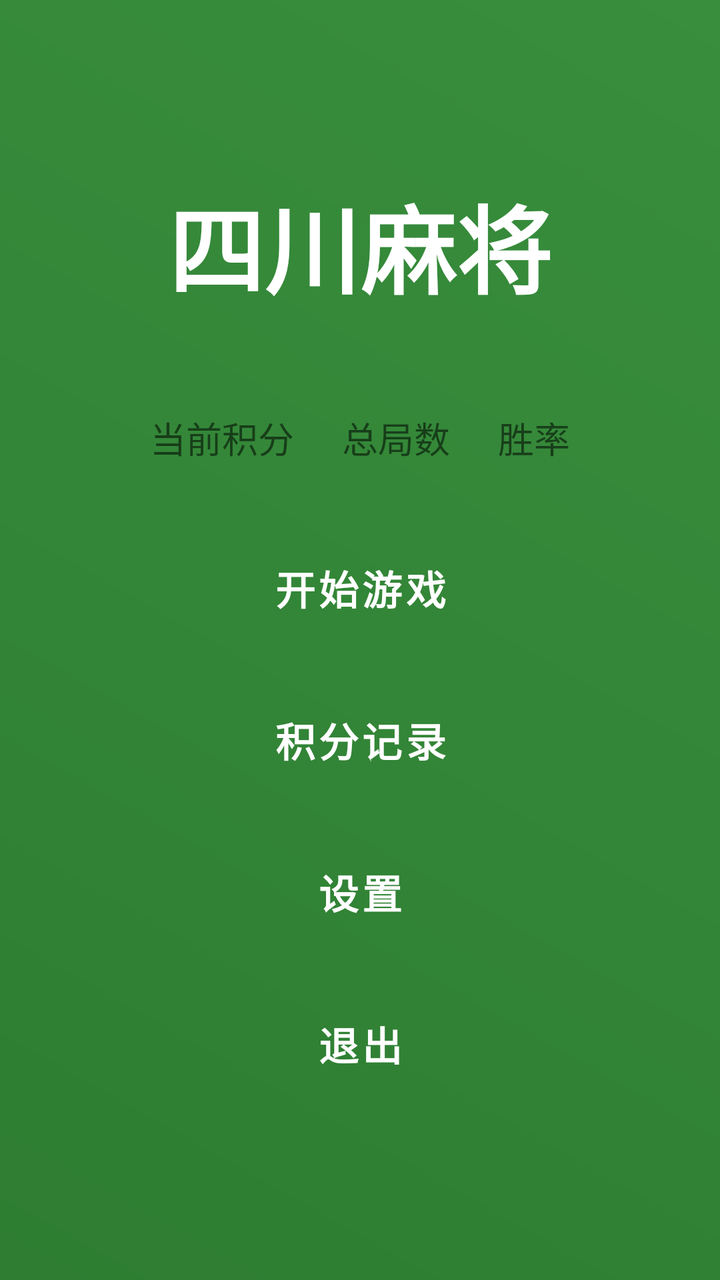
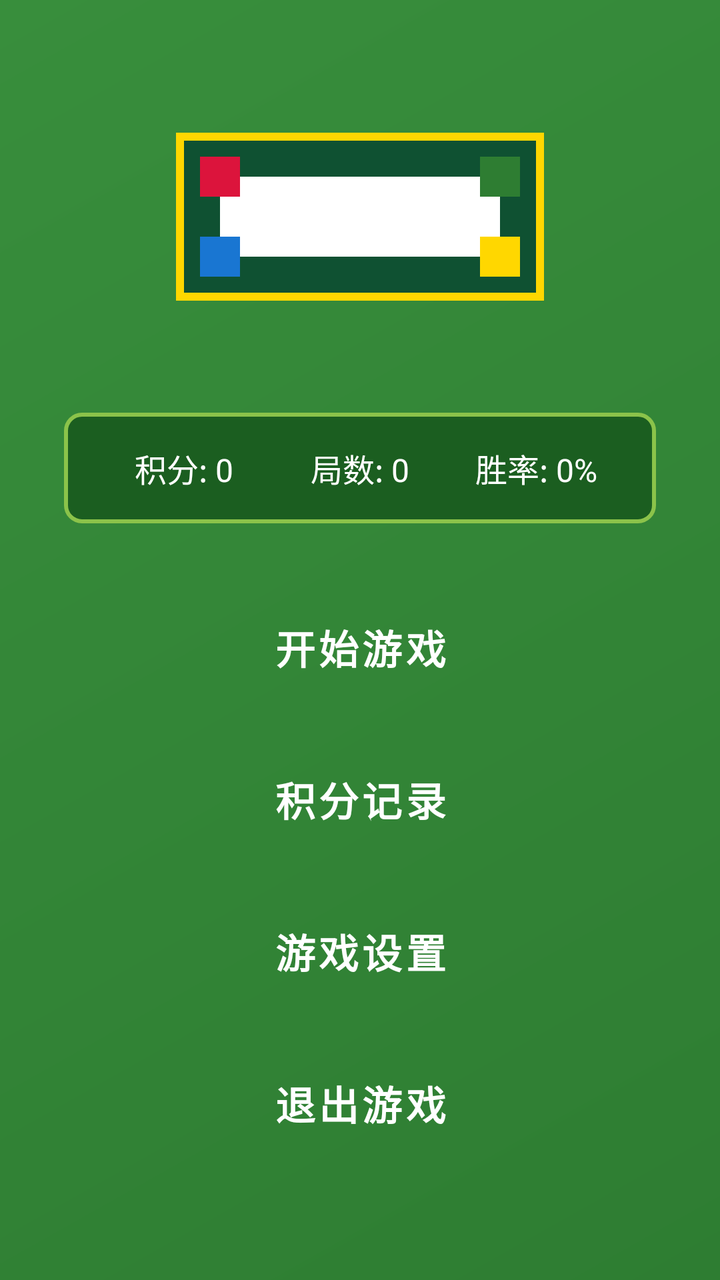

An Android layout rendered at two revisions. The XML below is the earlier revision; the diff shows what the commit changed to produce the second picture.
<!-- AndroidManifest.xml: activity theme Theme.SichuanMahjong.NoActionBar -->
<!-- res/layout/activity_main.xml -->
<?xml version="1.0" encoding="utf-8"?>
<LinearLayout xmlns:android="http://schemas.android.com/apk/res/android"
    android:layout_width="match_parent"
    android:layout_height="match_parent"
    android:orientation="vertical"
    android:gravity="center"
    android:background="@drawable/bg_main"
    android:padding="32dp">

    <TextView
        android:layout_width="wrap_content"
        android:layout_height="wrap_content"
        android:text="@string/app_name"
        android:textSize="48sp"
        android:textStyle="bold"
        android:textColor="@color/text_primary"
        android:layout_marginBottom="48dp" />

    <LinearLayout
        android:layout_width="match_parent"
        android:layout_height="wrap_content"
        android:orientation="horizontal"
        android:gravity="center"
        android:layout_marginBottom="32dp">

        <TextView
            android:id="@+id/tv_current_score"
            android:layout_width="wrap_content"
            android:layout_height="wrap_content"
            android:text="@string/current_score"
            android:textSize="18sp"
            android:layout_marginEnd="24dp" />

        <TextView
            android:id="@+id/tv_total_games"
            android:layout_width="wrap_content"
            android:layout_height="wrap_content"
            android:text="@string/total_games"
            android:textSize="18sp"
            android:layout_marginEnd="24dp" />

        <TextView
            android:id="@+id/tv_win_rate"
            android:layout_width="wrap_content"
            android:layout_height="wrap_content"
            android:text="@string/win_rate"
            android:textSize="18sp" />

    </LinearLayout>

    <Button
        android:id="@+id/btn_start_game"
        android:layout_width="200dp"
        android:layout_height="60dp"
        android:text="@string/start_game"
        android:textSize="20sp"
        android:layout_marginBottom="16dp"
        style="@style/GameButton" />

    <Button
        android:id="@+id/btn_score_history"
        android:layout_width="200dp"
        android:layout_height="60dp"
        android:text="@string/score_history"
        android:textSize="20sp"
        android:layout_marginBottom="16dp"
        style="@style/GameButton" />

    <Button
        android:id="@+id/btn_settings"
        android:layout_width="200dp"
        android:layout_height="60dp"
        android:text="@string/settings"
        android:textSize="20sp"
        android:layout_marginBottom="16dp"
        style="@style/GameButton" />

    <Button
        android:id="@+id/btn_exit"
        android:layout_width="200dp"
        android:layout_height="60dp"
        android:text="@string/exit"
        android:textSize="20sp"
        style="@style/GameButton" />

</LinearLayout>
<!-- resources referenced by this layout -->
<resources>
  <color name="text_primary">#FFFFFFFF</color>
  <!-- drawable bg_main (drawable) -->
  <?xml version="1.0" encoding="utf-8"?>
  <shape xmlns:android="http://schemas.android.com/apk/res/android">
      <gradient
          android:startColor="@color/bg_primary"
          android:endColor="@color/bg_secondary"
          android:angle="45" />
  </shape>
  <string name="app_name">四川麻将</string>
  <string name="current_score">当前积分</string>
  <string name="exit">退出</string>
  <string name="score_history">积分记录</string>
  <string name="settings">设置</string>
  <string name="start_game">开始游戏</string>
  <string name="total_games">总局数</string>
  <string name="win_rate">胜率</string>
  <style name="GameButton" parent="Widget.MaterialComponents.Button">
          <item name="backgroundTint">@color/button_primary</item>
          <item name="android:textColor">@color/white</item>
          <item name="android:textStyle">bold</item>
          <item name="cornerRadius">8dp</item>
      </style>
  <style name="Theme.SichuanMahjong.NoActionBar">
          <item name="windowActionBar">false</item>
          <item name="windowNoTitle">true</item>
      </style>
  <color name="bg_primary">#FF2E7D32</color>
  <color name="bg_secondary">#FF388E3C</color>
  <color name="button_primary">#FFFF5722</color>
  <color name="white">#FFFFFFFF</color>
</resources>

<!-- the commit's change to res/layout/activity_main.xml (unified diff, before → after) -->
@@ -4,83 +4,90 @@
     android:layout_height="match_parent"
     android:orientation="vertical"
     android:gravity="center"
-    android:background="@drawable/bg_main"
+    android:background="@drawable/bg_main_menu"
     android:padding="32dp">
 
-    <TextView
-        android:layout_width="wrap_content"
-        android:layout_height="wrap_content"
-        android:text="@string/app_name"
-        android:textSize="48sp"
-        android:textStyle="bold"
-        android:textColor="@color/text_primary"
-        android:layout_marginBottom="48dp" />
+    <ImageView
+        android:layout_width="200dp"
+        android:layout_height="100dp"
+        android:src="@drawable/logo_sichuan_mahjong"
+        android:layout_marginBottom="48dp"
+        android:contentDescription="四川麻将" />
 
     <LinearLayout
         android:layout_width="match_parent"
         android:layout_height="wrap_content"
         android:orientation="horizontal"
         android:gravity="center"
-        android:layout_marginBottom="32dp">
+        android:layout_marginBottom="32dp"
+        android:background="@drawable/bg_stats_panel"
+        android:padding="16dp">
 
         <TextView
             android:id="@+id/tv_current_score"
-            android:layout_width="wrap_content"
+            android:layout_width="0dp"
             android:layout_height="wrap_content"
-            android:text="@string/current_score"
-            android:textSize="18sp"
-            android:layout_marginEnd="24dp" />
+            android:layout_weight="1"
+            android:text="积分: 0"
+            android:textSize="16sp"
+            android:textColor="@color/text_primary"
+            android:gravity="center" />
 
         <TextView
             android:id="@+id/tv_total_games"
-            android:layout_width="wrap_content"
+            android:layout_width="0dp"
             android:layout_height="wrap_content"
-            android:text="@string/total_games"
-            android:textSize="18sp"
-            android:layout_marginEnd="24dp" />
+            android:layout_weight="1"
+            android:text="局数: 0"
+            android:textSize="16sp"
+            android:textColor="@color/text_primary"
+            android:gravity="center" />
 
         <TextView
             android:id="@+id/tv_win_rate"
-            android:layout_width="wrap_content"
+            android:layout_width="0dp"
             android:layout_height="wrap_content"
-            android:text="@string/win_rate"
-            android:textSize="18sp" />
+            android:layout_weight="1"
+            android:text="胜率: 0%"
+            android:textSize="16sp"
+            android:textColor="@color/text_primary"
+            android:gravity="center" />
 
     </LinearLayout>
 
     <Button
         android:id="@+id/btn_start_game"
-        android:layout_width="200dp"
+        android:layout_width="250dp"
         android:layout_height="60dp"
-        android:text="@string/start_game"
+        android:text="开始游戏"
         android:textSize="20sp"
         android:layout_marginBottom="16dp"
-        style="@style/GameButton" />
+        style="@style/MahjongButton" />
 
     <Button
         android:id="@+id/btn_score_history"
-        android:layout_width="200dp"
+        android:layout_width="250dp"
         android:layout_height="60dp"
-        android:text="@string/score_history"
+        android:text="积分记录"
         android:textSize="20sp"
         android:layout_marginBottom="16dp"
-        style="@style/GameButton" />
+        style="@style/MahjongButton" />
 
     <Button
         android:id="@+id/btn_settings"
-        android:layout_width="200dp"
+        android:layout_width="250dp"
         android:layout_height="60dp"
-        android:text="@string/settings"
+        android:text="游戏设置"
         android:textSize="20sp"
         android:layout_marginBottom="16dp"
-        style="@style/GameButton" />
+        style="@style/MahjongButton" />
 
     <Button
         android:id="@+id/btn_exit"
-        android:layout_width="200dp"
+        android:layout_width="250dp"
         android:layout_height="60dp"
-        android:text="@string/exit"
+        android:text="退出游戏"
         android:textSize="20sp"
-        style="@style/GameButton" />
+        style="@style/MahjongButton" />
 
 </LinearLayout>
<!-- resource entries referenced after the edit -->
@@ -1,27 +1,66 @@
 <!-- resources referenced by this layout -->
 <resources>
   <color name="text_primary">#FFFFFFFF</color>
-  <!-- drawable bg_main (drawable) -->
+  <!-- drawable bg_main_menu (drawable) -->
   <?xml version="1.0" encoding="utf-8"?>
   <shape xmlns:android="http://schemas.android.com/apk/res/android">
       <gradient
           android:startColor="@color/bg_primary"
           android:endColor="@color/bg_secondary"
-          android:angle="45" />
+          android:angle="135" />
   </shape>
-  <string name="app_name">四川麻将</string>
-  <string name="current_score">当前积分</string>
-  <string name="exit">退出</string>
-  <string name="score_history">积分记录</string>
-  <string name="settings">设置</string>
-  <string name="start_game">开始游戏</string>
-  <string name="total_games">总局数</string>
-  <string name="win_rate">胜率</string>
-  <style name="GameButton" parent="Widget.MaterialComponents.Button">
-          <item name="backgroundTint">@color/button_primary</item>
+  <!-- drawable bg_stats_panel (drawable) -->
+  <?xml version="1.0" encoding="utf-8"?>
+  <shape xmlns:android="http://schemas.android.com/apk/res/android">
+      <solid android:color="@color/bg_info" />
+      <stroke
+          android:width="2dp"
+          android:color="@color/mahjong_border" />
+      <corners android:radius="8dp" />
+  </shape>
+  <!-- drawable logo_sichuan_mahjong (drawable) -->
+  <?xml version="1.0" encoding="utf-8"?>
+  <vector xmlns:android="http://schemas.android.com/apk/res/android"
+      android:width="200dp"
+      android:height="100dp"
+      android:viewportWidth="200"
+      android:viewportHeight="100">
+      
+      
+      <path android:fillColor="@color/mahjong_table_green"
+            android:pathData="M10,10L190,10L190,90L10,90Z"/>
+      
+      
+      <path android:fillColor="@color/mahjong_gold"
+            android:pathData="M8,8L192,8L192,12L8,12Z"/>
+      <path android:fillColor="@color/mahjong_gold"
+            android:pathData="M8,88L192,88L192,92L8,92Z"/>
+      <path android:fillColor="@color/mahjong_gold"
+            android:pathData="M8,8L12,8L12,92L8,92Z"/>
+      <path android:fillColor="@color/mahjong_gold"
+            android:pathData="M188,8L192,8L192,92L188,92Z"/>
+      
+      
+      <path android:fillColor="@color/white"
+            android:pathData="M30,30L170,30L170,70L30,70Z"/>
+      
+      
+      <path android:fillColor="@color/mahjong_red"
+            android:pathData="M20,20L40,20L40,40L20,40Z"/>
+      <path android:fillColor="@color/tile_tiao_color"
+            android:pathData="M160,20L180,20L180,40L160,40Z"/>
+      <path android:fillColor="@color/tile_tong_color"
+            android:pathData="M20,60L40,60L40,80L20,80Z"/>
+      <path android:fillColor="@color/mahjong_gold"
+            android:pathData="M160,60L180,60L180,80L160,80Z"/>
+            
+  </vector>
+  <style name="MahjongButton" parent="Widget.MaterialComponents.Button">
+          <item name="backgroundTint">@color/button_mahjong_normal</item>
           <item name="android:textColor">@color/white</item>
           <item name="android:textStyle">bold</item>
           <item name="cornerRadius">8dp</item>
+          <item name="android:elevation">4dp</item>
       </style>
   <style name="Theme.SichuanMahjong.NoActionBar">
           <item name="windowActionBar">false</item>
@@ -29,7 +68,14 @@
       </style>
   <color name="bg_primary">#FF2E7D32</color>
   <color name="bg_secondary">#FF388E3C</color>
-  <color name="button_primary">#FFFF5722</color>
+  <color name="bg_info">#FF1B5E20</color>
+  <color name="mahjong_border">#FF8BC34A</color>
+  <color name="mahjong_table_green">#FF0F5132</color>
+  <color name="mahjong_gold">#FFFFD700</color>
   <color name="white">#FFFFFFFF</color>
+  <color name="mahjong_red">#FFDC143C</color>
+  <color name="tile_tiao_color">#FF2E7D32</color>
+  <color name="tile_tong_color">#FF1976D2</color>
+  <color name="button_mahjong_normal">#FF8BC34A</color>
 </resources>
 
